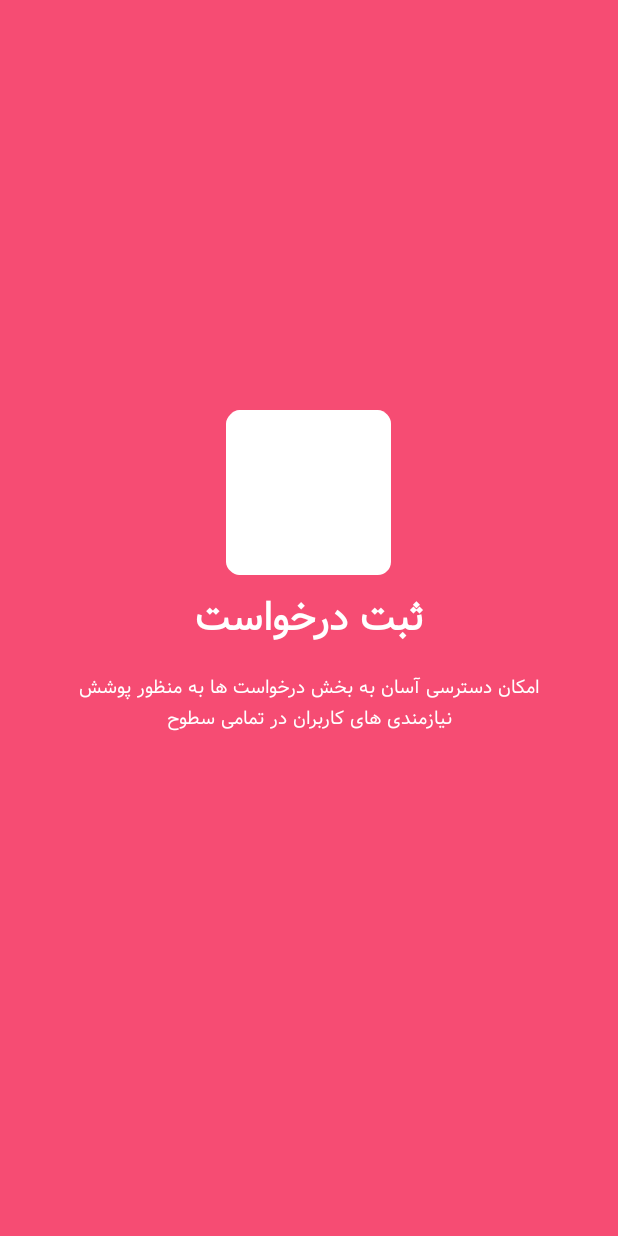
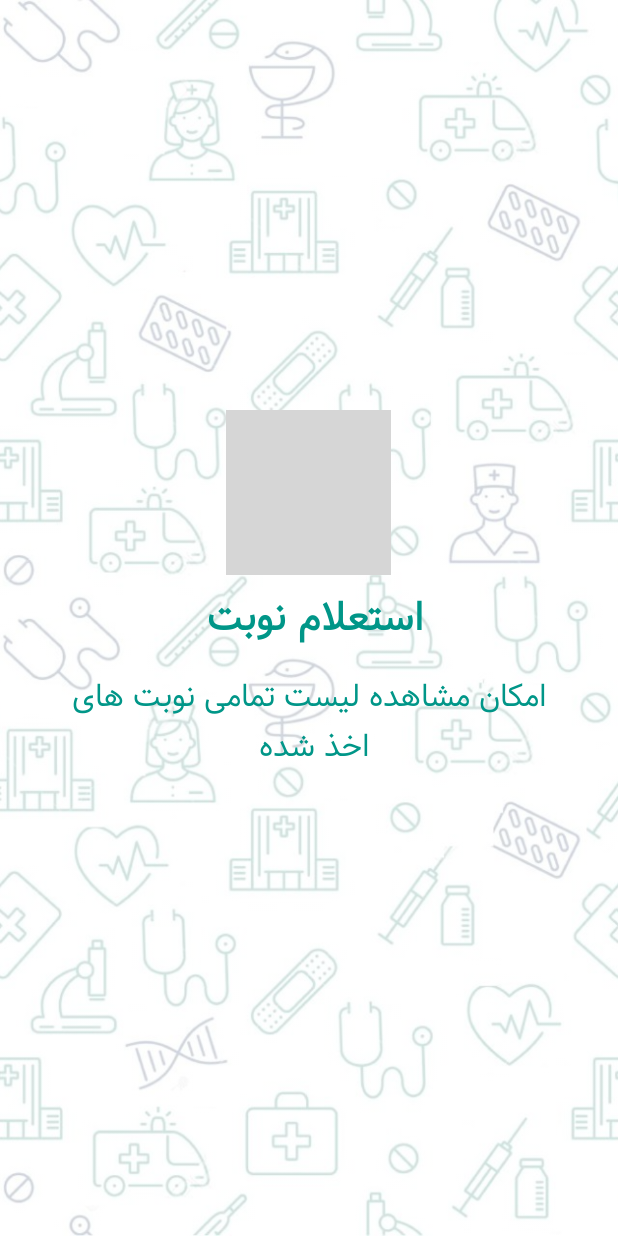
Before and after one commit to MeysamSMH7/turn, an Android app: the layout wellcomeslider_ds_2.xml on its own in the app's theme, with its tools: preview values and no code run, on a phone screen of 412 x 824 dp. Run offline under Robolectric (Android 15) with nearby library versions, the phone set to English and light mode, and no system bars; grey boxes are pictures that could not be loaded.

```diff
--- a/app/src/main/res/layout/wellcomeslider_ds_2.xml
+++ b/app/src/main/res/layout/wellcomeslider_ds_2.xml
@@ -5,32 +5,37 @@
     android:layout_width="match_parent"
     android:layoutDirection="ltr"
     android:layout_height="match_parent"
-    android:background="#f64c73">
-
+    >
+    <ImageView
+        android:src="@drawable/main_background"
+        android:scaleType="centerCrop"
+        android:layout_width="match_parent"
+        android:tint="#BAFFFFFF"
+        android:layout_height="match_parent"/>
     <ImageView
         android:id="@+id/img123"
         android:layout_width="110dp"
         android:layout_height="110dp"
         android:layout_above="@+id/textasdf3"
-        android:layout_centerHorizontal="true"        android:background="@mipmap/ic_launcher_round"
-
-        android:backgroundTint="@color/colorWhite" />
+        android:layout_centerHorizontal="true"
+        android:src="@drawable/doctor" />
 
     <TextView
         android:id="@+id/textasdf3"
-        android:layout_width="wrap_content"
+        android:layout_width="365dp"
         android:layout_height="wrap_content"
         android:layout_centerInParent="true"
         android:layout_marginTop="7dp"
         android:layout_marginBottom="7dp"
-        android:text="ثبت درخواست"
-        android:textColor="@android:color/white"
-        android:textSize="25sp"
+        android:text="استعلام نوبت "
+        android:textAlignment="center"
+        android:textColor="#009688"
+        android:textSize="25dp"
         android:textStyle="bold"
         android:typeface="serif" />
 
     <TextView
-        android:layout_width="wrap_content"
+        android:layout_width="461dp"
         android:layout_height="wrap_content"
         android:layout_below="@+id/textasdf3"
         android:layout_alignParentStart="true"
@@ -38,9 +43,9 @@
         android:layout_marginBottom="7dp"
         android:paddingLeft="35dp"
         android:paddingRight="35dp"
-        android:text="امکان دسترسی آسان به بخش درخواست ها به منظور پوشش نیازمندی های کاربران در تمامی سطوح"
+        android:text="امکان مشاهده لیست تمامی نوبت های اخذ شده "
         android:textAlignment="center"
-        android:textColor="@android:color/white"
-        android:textSize="12sp"
+        android:textColor="#009688"
+        android:textSize="20dp"
         android:typeface="serif" />
 </RelativeLayout>
```
Also changed, not shown: app/src/main/res/layout/activity_splash_turn.xml (+21 -70 lines), app/src/main/res/layout/wellcomeslider_ds_1.xml (deleted, +0 -46 lines), app/src/main/res/layout/wellcomeslider_ds_3.xml (+18 -13 lines), app/src/main/res/drawable/main_background.jpg (added), app/src/main/res/drawable/tell.PNG (added), app/src/main/res/drawable/tell1.png (added), app/src/main/res/drawable/turn_phone.png (added).
